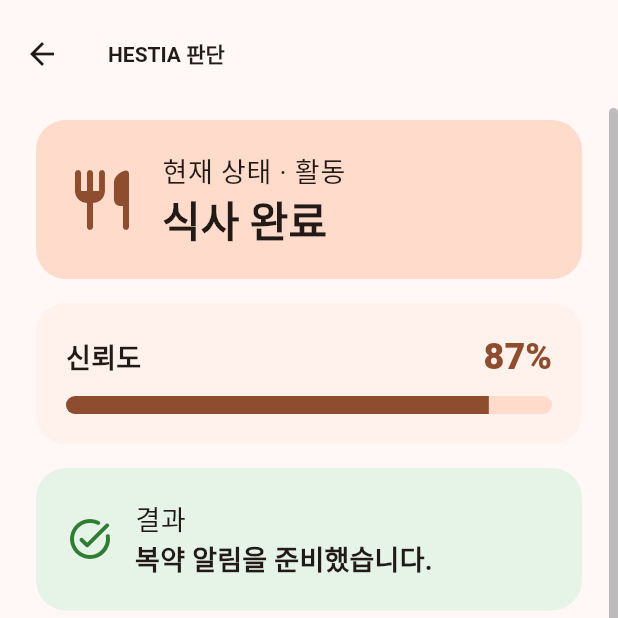
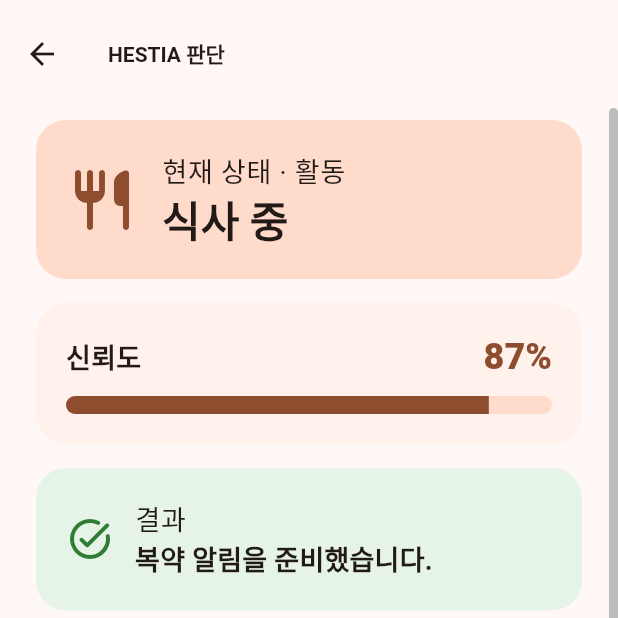
Before and after one commit to sungwonnoh/hestia-smart-home, a Flutter app: the MainShell screen opened by its route, after a tap on "집에 있음", on a phone screen of 412 x 824 dp, the top half of it. Run offline on Flutter 3.47's test engine with Material 3 defaults, Android fonts, the phone set to English and light mode, and no system bars; accounts and stored records are empty.

Commit message:
feat(app): Context Engine activity 10종 라벨, 오늘 기록(day) 칩, 새 시나리오 아이콘

```diff
--- a/apps/lib/core/utils/display_labels.dart
+++ b/apps/lib/core/utils/display_labels.dart
@@ -16,24 +16,28 @@
   static const _names = {
     ContextName.activity: '활동',
     ContextName.presence: '재실',
-    ContextName.wake: '기상',
+    ContextName.day: '오늘',
     ContextName.away: '외출',
     ContextName.occupancy: '인원',
     ContextName.suppression: '알림 억제',
   };
 
   static const _states = {
+    // away
     'AWAY': '외출 중',
     'HOME': '집에 있음',
+    // activity (Context Engine 10종)
     'SLEEPING': '수면 중',
+    'IN_BED_AWAKE': '침대에서 쉬는 중',
+    'IN_SOFA_AWAKE': '소파에서 쉬는 중',
+    'COOKING': '요리 중',
     'EATING': '식사 중',
-    'MEAL_PREP': '식사 준비 중',
-    'MEAL_DONE': '식사 완료',
-    'WORKING': '집중 중',
-    'IDLE': '휴식 중',
+    'KITCHEN_MISC': '주방에 있음',
+    'BATHROOM': '화장실 이용 중',
+    'WATCHING_TV': 'TV 보는 중',
+    // presence / occupancy / suppression
     'PRESENT': '재실 중',
     'ABSENT': '자리 비움',
-    'AWAKE': '깨어 있음',
     'SINGLE': '1명',
     'MULTI': '여러 명',
     'NONE': '없음',
@@ -50,18 +54,34 @@
   static bool isFault(String state) => state == 'SENSOR_FAULT';
 
   /// 화면에 보일 문장. presence는 state가 없고 area를 보내므로 공간 이름으로 표시한다.
+  /// day도 state가 없어 오늘 기록 개수로 표시한다.
   static String describe(ContextState s) {
     final area = s.area;
     if (s.name == ContextName.presence && area != null) {
       return '${RoomLabels.name(area)}에 있음';
     }
+    if (s.name == ContextName.day) return day(s);
     return state(s.state);
+  }
+
+  /// "오늘 식사 2번 · 물 3번 · 약 1번". 0번인 항목은 빼고, 다 0이면 "오늘 기록 없음".
+  static String day(ContextState s) {
+    final parts = [
+      for (final (key, label) in const [
+        ('meals', '식사'),
+        ('hydrations', '물'),
+        ('medications', '약'),
+      ])
+        if (s.countOf(key) > 0) '$label ${s.countOf(key)}번',
+    ];
+    return parts.isEmpty ? '오늘 기록 없음' : '오늘 ${parts.join(' · ')}';
   }
 
   static IconData iconOf(ContextState s) {
     if (s.name == ContextName.presence && s.area != null) {
       return Icons.person_pin_circle_rounded;
     }
+    if (s.name == ContextName.day) return Icons.today_rounded;
     return icon(s.name, s.state);
   }
 
@@ -73,13 +93,20 @@
         return Icons.directions_walk_rounded;
       case 'SLEEPING':
         return Icons.bedtime_rounded;
+      case 'IN_BED_AWAKE':
+        return Icons.bed_rounded;
+      case 'IN_SOFA_AWAKE':
+        return Icons.weekend_rounded;
+      case 'COOKING':
+        return Icons.soup_kitchen_rounded;
       case 'EATING':
-      case 'MEAL_DONE':
         return Icons.restaurant_rounded;
-      case 'MEAL_PREP':
-        return Icons.soup_kitchen_rounded;
-      case 'WORKING':
-        return Icons.laptop_rounded;
+      case 'KITCHEN_MISC':
+        return Icons.kitchen_rounded;
+      case 'BATHROOM':
+        return Icons.bathroom_rounded;
+      case 'WATCHING_TV':
+        return Icons.tv_rounded;
       case 'ABSENT':
         return Icons.person_off_rounded;
       case 'SENSOR_FAULT':
@@ -89,7 +116,7 @@
     }
     return switch (contextName) {
       ContextName.presence => Icons.person_rounded,
-      ContextName.wake => Icons.wb_sunny_rounded,
+      ContextName.day => Icons.today_rounded,
       ContextName.occupancy => Icons.groups_rounded,
       ContextName.suppression => Icons.notifications_paused_rounded,
       ContextName.away => Icons.home_rounded,
@@ -194,6 +221,11 @@
 
   static IconData? _scenarioIcon(String scenario) => switch (scenario) {
         'MEDICATION_PROMPT' => Icons.medication_rounded,
+        'REFILL_PROMPT' => Icons.event_repeat_rounded,
+        'MEAL_PROMPT' => Icons.restaurant_rounded,
+        'HYDRATION_PROMPT' => Icons.water_drop_rounded,
+        'SLEEP_ROUTINE' => Icons.bedtime_rounded,
+        'COOKING_UNATTENDED' => Icons.soup_kitchen_rounded,
         'LAUNDRY_DONE' => Icons.local_laundry_service_rounded,
         'VISITOR' => Icons.door_front_door_rounded,
         'AIR_QUALITY' => Icons.air_rounded,
--- a/apps/lib/models/context_state.dart
+++ b/apps/lib/models/context_state.dart
@@ -24,13 +24,19 @@
   /// Context Engine이 남긴 근거 원본. 구조가 바뀌어도 받을 수 있게 Map으로 둔다.
   final Map<String, dynamic> factors;
 
-  /// 위 필드 외의 값 (presence의 area/areas, wake의 진행 플래그 등).
+  /// 위 필드 외의 값 (presence의 area/areas, day의 meals/hydrations/medications 등).
   final Map<String, dynamic> attributes;
 
   /// presence가 보낸 현재 공간 id (예: kitchen).
   String? get area {
     final value = attributes['area'];
     return value is String && value.isNotEmpty ? value : null;
+  }
+
+  /// day가 보낸 오늘 기록의 개수 (meals / hydrations / medications). 없으면 0.
+  int countOf(String key) {
+    final value = attributes[key];
+    return value is List ? value.length : 0;
   }
 
   static const _knownKeys = {'state', 'since', 'confidence', 'factors'};
@@ -72,7 +78,10 @@
 abstract final class ContextName {
   static const activity = 'activity';
   static const presence = 'presence';
-  static const wake = 'wake';
+
+  /// 오늘 하루 기록 (식사·수분·복약 시각 목록). 상태(state)가 없다.
+  /// Context Engine이 기상 판정(wake)을 없애고 대신 보낸다.
+  static const day = 'day';
   static const away = 'away';
   static const occupancy = 'occupancy';
   static const suppression = 'suppression';
@@ -82,7 +91,7 @@
     away,
     activity,
     presence,
-    wake,
+    day,
     occupancy,
     suppression,
   ];
--- a/apps/lib/repositories/mock_hestia_repository.dart
+++ b/apps/lib/repositories/mock_hestia_repository.dart
@@ -110,7 +110,7 @@
         ),
         ContextName.activity: ContextState(
           name: ContextName.activity,
-          state: 'MEAL_DONE',
+          state: 'EATING',
           since: now.subtract(const Duration(minutes: 3)),
           confidence: 0.87,
           factors: const {'area': 'kitchen', 'presence': true},
@@ -124,9 +124,23 @@
             'areas': {'living': true, 'kitchen': false},
           },
         ),
-        ContextName.wake: const ContextState(
-          name: ContextName.wake,
-          state: 'AWAKE',
+        // day는 state 없이 오늘 기록(epoch 초 목록)을 보낸다.
+        ContextName.day: ContextState(
+          name: ContextName.day,
+          attributes: {
+            'date': Medication.formatDate(now),
+            'meals': [
+              now.subtract(const Duration(hours: 5)).millisecondsSinceEpoch ~/
+                  1000,
+            ],
+            'hydrations': [
+              now.subtract(const Duration(hours: 2)).millisecondsSinceEpoch ~/
+                  1000,
+              now.subtract(const Duration(hours: 1)).millisecondsSinceEpoch ~/
+                  1000,
+            ],
+            'medications': const [],
+          },
         ),
         ContextName.occupancy: const ContextState(
           name: ContextName.occupancy,
@@ -424,7 +438,7 @@
     'exp-meal-done': Explanation(
       id: 'exp-meal-done',
       contextName: ContextName.activity,
-      state: 'MEAL_DONE',
+      state: 'EATING',
       confidence: 0.87,
       factors: [
         ExplanationFactor(label: '주방 재실 감지', detail: '식탁 mmWave'),
```
Also changed, not shown: 3 other files.
